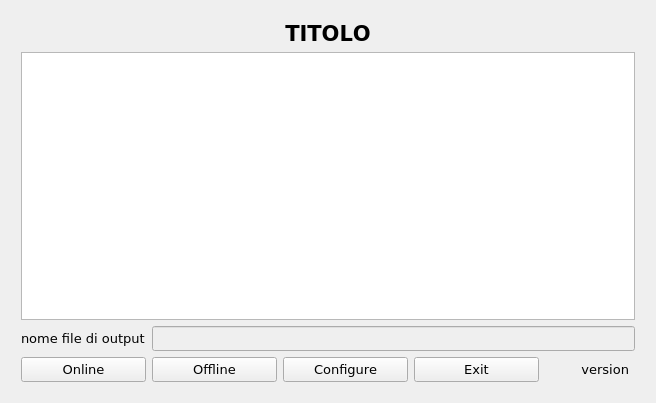
Above: src/singletonQtLogger.ui from wdastru/FantaCalcGui before the change. Below: the same form after it.
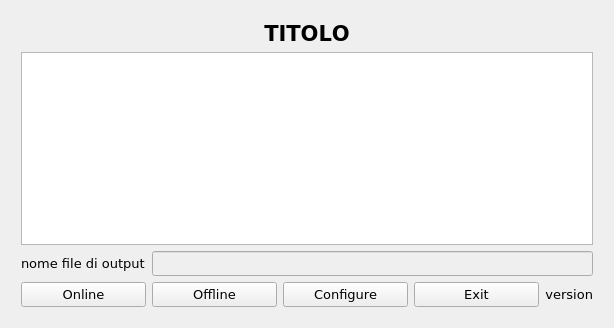
That is the form after the change.

Patch:
```diff
--- a/src/singletonQtLogger.ui
+++ b/src/singletonQtLogger.ui
@@ -6,8 +6,8 @@
    <rect>
     <x>0</x>
     <y>0</y>
-    <width>656</width>
-    <height>403</height>
+    <width>611</width>
+    <height>328</height>
    </rect>
   </property>
   <property name="font">
@@ -93,7 +93,7 @@
        </property>
       </widget>
      </item>
-     <item row="3" column="4">
+     <item row="3" column="4" colspan="2">
       <widget class="QLabel" name="versionLabel">
        <property name="sizePolicy">
         <sizepolicy hsizetype="Expanding" vsizetype="Fixed">
```
